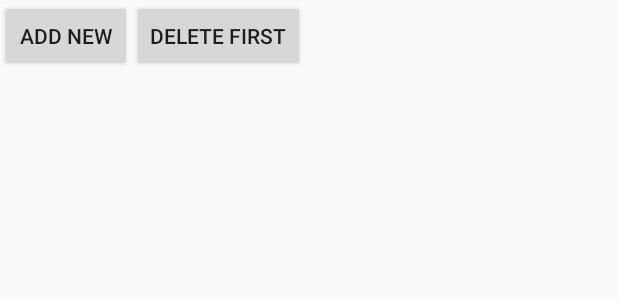
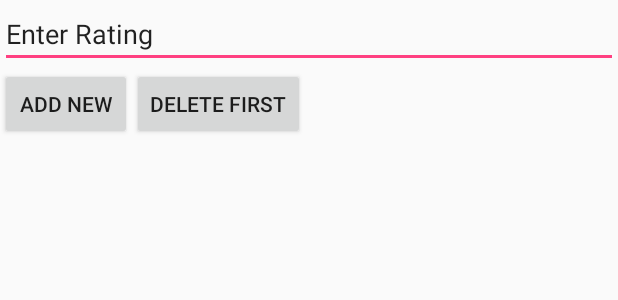
Before and after one commit to skcheung524/participation_sqlite, an Android app: the layout activity_main.xml on its own in the app's theme, with its tools: preview values and no code run, on a phone screen of 412 x 824 dp. Shown: the top 300 px of the screen. Run offline under Robolectric (Android 15) with nearby library versions, the phone set to English and light mode, and no system bars.

Commit message:
Assignment activities

```diff
--- a/app/src/main/java/com/skc/participation_sqlite/CommentsDataSource.java
+++ b/app/src/main/java/com/skc/participation_sqlite/CommentsDataSource.java
@@ -32,9 +32,10 @@ public class CommentsDataSource {
         dbHelper.close();
     }
 
-    public Comment createComment(String comment) {
+    public Comment createComment(String comment, String rating) {
         ContentValues values = new ContentValues();
         values.put(MySQLiteHelper.COLUMN_COMMENT, comment);
+        values.put(MySQLiteHelper.COLUMN_RATING, rating);
         long insertId = database.insert(MySQLiteHelper.TABLE_COMMENTS, null,
                 values);
         Cursor cursor = database.query(MySQLiteHelper.TABLE_COMMENTS,
@@ -57,7 +58,7 @@ public class CommentsDataSource {
         List<Comment> comments = new ArrayList<Comment>();
 
         Cursor cursor = database.query(MySQLiteHelper.TABLE_COMMENTS,
-                allColumns, null, null, null, null, null);
+                null, null, null, null, null, null);
 
         cursor.moveToFirst();
         while (!cursor.isAfterLast()) {
@@ -74,6 +75,7 @@ public class CommentsDataSource {
         Comment comment = new Comment();
         comment.setId(cursor.getLong(0));
         comment.setComment(cursor.getString(1));
+        comment.setRating(cursor.getString(2));
         return comment;
     }
 }
--- a/app/src/main/java/com/skc/participation_sqlite/MainActivity.java
+++ b/app/src/main/java/com/skc/participation_sqlite/MainActivity.java
@@ -7,6 +7,7 @@ import android.app.ListActivity;
 import android.os.Bundle;
 import android.view.View;
 import android.widget.ArrayAdapter;
+import android.widget.EditText;
 
 public class MainActivity extends ListActivity {
     private CommentsDataSource datasource;
@@ -34,12 +35,14 @@ public class MainActivity extends ListActivity {
         @SuppressWarnings("unchecked")
         ArrayAdapter<Comment> adapter = (ArrayAdapter<Comment>) getListAdapter();
         Comment comment = null;
+        EditText rating = findViewById(R.id.editText);
         switch (view.getId()) {
             case R.id.add: //press add button
                 String[] comments = new String[] { "Cool", "Very nice", "Hate it" };
                 int nextInt = new Random().nextInt(3);
+                String ratingText = rating.getText().toString();
                 // save the new comment to the database
-                comment = datasource.createComment(comments[nextInt]);
+                comment = datasource.createComment(comments[nextInt],ratingText);
                 adapter.add(comment);
                 break;
             case R.id.delete: //press delete button
--- a/app/src/main/java/com/skc/participation_sqlite/MySQLiteHelper.java
+++ b/app/src/main/java/com/skc/participation_sqlite/MySQLiteHelper.java
@@ -11,15 +11,16 @@ public class MySQLiteHelper extends SQLiteOpenHelper {
     public static final String TABLE_COMMENTS = "comments"; //table name
     public static final String COLUMN_ID = "_id"; //pk
     public static final String COLUMN_COMMENT = "comment"; //column name
+    public static final String COLUMN_RATING = "rating"; //column name
 
     private static final String DATABASE_NAME = "commments.db"; //the file db is stored as
-    private static final int DATABASE_VERSION = 1; //this is used to connect to the specific version
+    private static final int DATABASE_VERSION = 2; //this is used to connect to the specific version
 
     // Database creation sql statement
     private static final String DATABASE_CREATE = "create table "
             + TABLE_COMMENTS + "( " + COLUMN_ID
             + " integer primary key autoincrement, " + COLUMN_COMMENT
-            + " text not null);";
+            + " text not null," + COLUMN_RATING + "text not null);";
 
     public MySQLiteHelper(Context context) {
         super(context, DATABASE_NAME, null, DATABASE_VERSION);
--- a/app/src/main/res/layout/activity_main.xml
+++ b/app/src/main/res/layout/activity_main.xml
@@ -3,6 +3,14 @@
     android:layout_width="match_parent"
     android:layout_height="match_parent"
     android:orientation="vertical" >
+
+    <EditText
+        android:id="@+id/editText"
+        android:layout_width="match_parent"
+        android:layout_height="wrap_content"
+        android:ems="10"
+        android:inputType="textPersonName"
+        android:text="Enter Rating" />
 
     <LinearLayout
         android:id="@+id/group"
```
Also changed, not shown: app/src/main/java/com/skc/participation_sqlite/Comment.java (+11 -1 lines).
